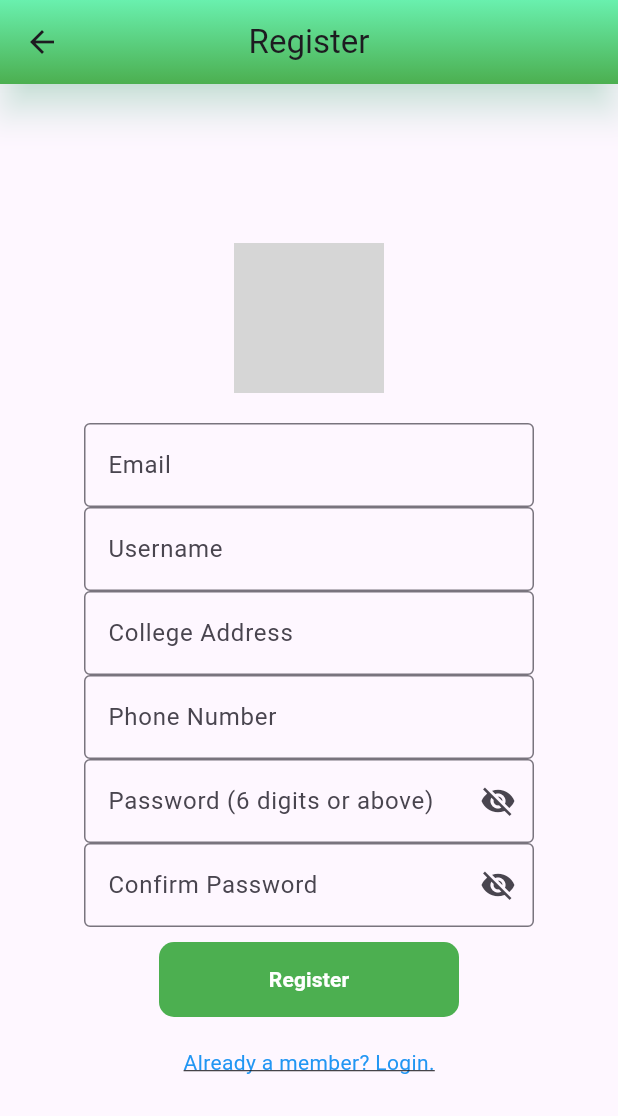
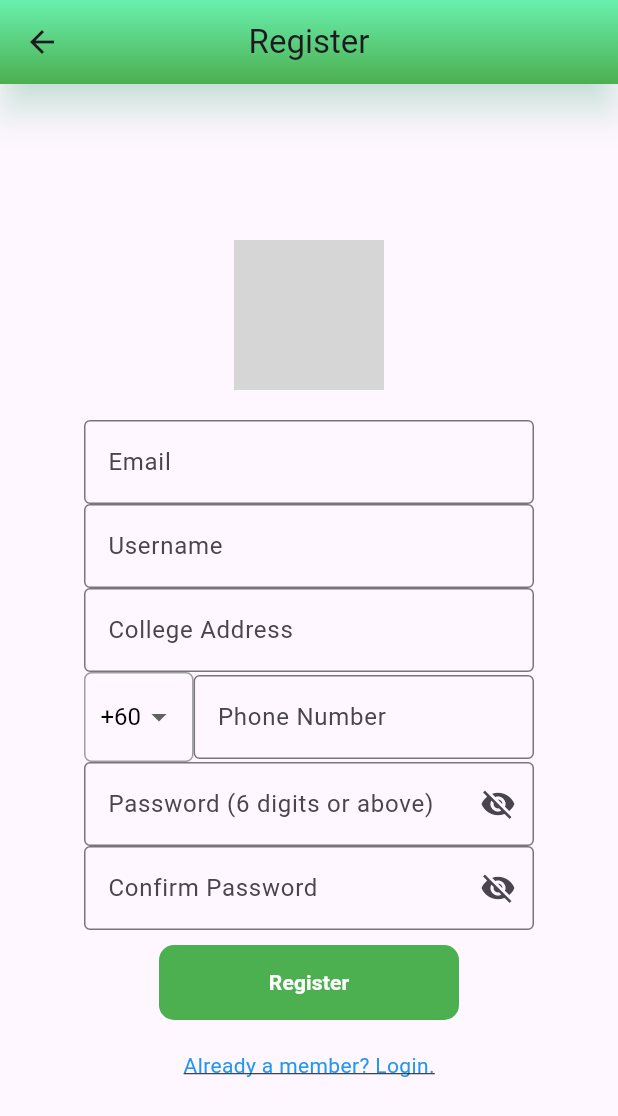
Before and after one commit to wlong0711/AD_Project_RecycleGO, a Flutter app: the RegisterPage screen opened directly, on a phone screen of 412 x 824 dp. Shown: the top 1116 px of the screen. Run offline on Flutter 3.47's test engine with Material 3 defaults, Android fonts, the phone set to English and light mode, and no system bars; our stand-ins replace carousel_slider, cloud_firestore, firebase_auth, firebase_core, firebase_storage, flutter_dotenv and 6 more; missing offline and left inert: qr_code_scanner; accounts and stored records are empty; network calls fail; statements that could not run were skipped; grey boxes are pictures that could not be loaded.

Commit message:
Modify Phone Number Field and Added Loading Overlay

```diff
--- a/lib/Shared Pages/StartUp Pages/register.dart
+++ b/lib/Shared Pages/StartUp Pages/register.dart
@@ -20,6 +20,10 @@ class _RegisterPageState extends State<RegisterPage> {
   final TextEditingController _confirmPasswordController = TextEditingController();
   final TextEditingController _addressController = TextEditingController();
   final TextEditingController _phoneNumberController = TextEditingController();
+  bool _isLoading = false;
+
+  String _selectedCountryCode = '+60'; // Default country code, you can set it to any valid one
+  List<String> _countryCodes = ['+60', '+1', '+91', '+44', '+61', '+65']; // Add more country codes as needed
 
   bool _hasAttemptedSubmit = false; // Add this to track if the user has attempted to submit the form
   FocusNode _phoneFocusNode = FocusNode(); // Add this to track focus on the phone number field
@@ -41,19 +45,21 @@ class _RegisterPageState extends State<RegisterPage> {
     _phoneFocusNode.dispose();
     super.dispose();
   }
-  bool isValidMalaysianPhoneNumber(String phoneNumber) {
-    // Check if the phone number starts with '+60' and is followed by '11' and 8 digits
-    // or '12' to '19' and 7 digits
-    return RegExp(r'^\+60(11\d{8}|1[2-9]\d{7}|1[0]\d{7})$').hasMatch(phoneNumber);
+  bool isValidPhoneNumber(String phoneNumber) {
+    // Update this regex or method according to the country code or general international formats
+    // Here's a simple placeholder for general phone number validation
+    return RegExp(r'^\+\d{1,3}\d{7,14}$').hasMatch(phoneNumber);
   }
 
   Future<void> _register() async {
     setState(() {
       _hasAttemptedSubmit = true;
+      _isLoading = true; // Show the loading overlay
     });
 
-    if (!isValidMalaysianPhoneNumber(_phoneNumberController.text)) {
-      print('Invalid Malaysian phone number');
+    String fullPhoneNumber = _selectedCountryCode + _phoneNumberController.text;
+    if (!isValidPhoneNumber(fullPhoneNumber)) {
+      print('Invalid phone number');
       return;
     }
 
@@ -82,7 +88,7 @@ class _RegisterPageState extends State<RegisterPage> {
         'points': 0,
         'level': 0, // 0 for user, 1 for admin
         'address': _addressController.text,
-        'phoneNumber': _phoneNumberController.text,
+        'phoneNumber': fullPhoneNumber,
         'isVerified': false, // Mark the user as not verified initially
       });
 
@@ -113,7 +119,38 @@ class _RegisterPageState extends State<RegisterPage> {
     } catch (e) {
       print("Error during registration: $e");
       // Handle registration failure (show a snackbar, etc.)
+    } finally {
+      if (mounted) {
+        setState(() {
+          _isLoading = false; // Hide the loading overlay after registration is done or fails
+        });
       }
+    }
+  }
+
+  Widget _buildLoadingOverlay() {
+    return Stack(
+      children: [
+        Positioned(
+          top: MediaQuery.of(context).size.height * 0.3, // Adjust the position from top
+          left: 0,
+          right: 0,
+          child: Center(
+            child: Container(
+              width: 80, // Set the width of the overlay
+              height: 80, // Set the height of the overlay
+              decoration: BoxDecoration(
+                color: Colors.black.withOpacity(0.5), // Semi-transparent overlay
+                borderRadius: BorderRadius.circular(10), // Rounded corners
+              ),
+              child: const Center(
+                child: CircularProgressIndicator(),
+              ),
+            ),
+          ),
+        ),
+      ],
+    );
   }
 
   Widget _buildLoginText(BuildContext context) {
@@ -135,9 +172,63 @@ class _RegisterPageState extends State<RegisterPage> {
     );
   }
 
+  Widget _buildPhoneNumberInputBox() {
+    return SizedBox(
+      width: 300, // Adjust this width to match the width of your other TextFields
+      child: Row(
+        children: <Widget>[
+          // Dropdown for selecting country code
+          Container(
+            padding: EdgeInsets.symmetric(horizontal: 10, vertical: 5),
+            decoration: BoxDecoration(
+              border: Border.all(color: Colors.grey),
+              borderRadius: BorderRadius.circular(5.0),
+            ),
+            child: DropdownButtonHideUnderline(
+              child: DropdownButton<String>(
+                value: _selectedCountryCode,
+                iconSize: 24,
+                elevation: 16,
+                style: TextStyle(color: Colors.black, fontSize: 16),
+                onChanged: (String? newValue) {
+                  setState(() {
+                    _selectedCountryCode = newValue!;
+                  });
+                },
+                items: _countryCodes.map<DropdownMenuItem<String>>((String value) {
+                  return DropdownMenuItem<String>(
+                    value: value,
+                    child: Text(value),
+                  );
+                }).toList(),
+              ),
+            ),
+          ),
+
+          // Expanded TextField for entering the remaining phone number
+          Expanded(
+            child: TextField(
+              controller: _phoneNumberController,
+              decoration: InputDecoration(
+                labelText: 'Phone Number',
+                border: OutlineInputBorder(),
+                errorText: !isValidPhoneNumber(_selectedCountryCode + _phoneNumberController.text) && _hasAttemptedSubmit
+                    ? 'Enter a valid number.'
+                    : null,
+              ),
+              keyboardType: TextInputType.phone,
+            ),
+          ),
+        ],
+      ),
+    );
+  }
+
   @override
   Widget build(BuildContext context) {
-    return Scaffold(
+    return Stack(
+      children: [
+        Scaffold(
           appBar: AppBar(
             title: const Text('Register'),
             centerTitle: true,
@@ -177,7 +268,7 @@ class _RegisterPageState extends State<RegisterPage> {
                     _buildInputBox("Email", _emailController, isPassword: false),
                     _buildInputBox("Username", _usernameController, isPassword: false),
                     _buildInputBox("College Address", _addressController, isPassword: false),
-                _buildInputBox("Phone Number", _phoneNumberController, isPassword: false, showWarning: !isValidMalaysianPhoneNumber(_phoneNumberController.text)),
+                    _buildPhoneNumberInputBox(),
                     _buildPasswordInputBox(),
                     _buildConfirmPasswordInputBox(),
                     const SizedBox(height: 10),
@@ -193,6 +284,9 @@ class _RegisterPageState extends State<RegisterPage> {
               ),
             ),
           ),
+        ),
+        if (_isLoading) _buildLoadingOverlay(),
+      ],
     );
   }
 
```
Lines whose indentation alone changed are shown as unchanged.
